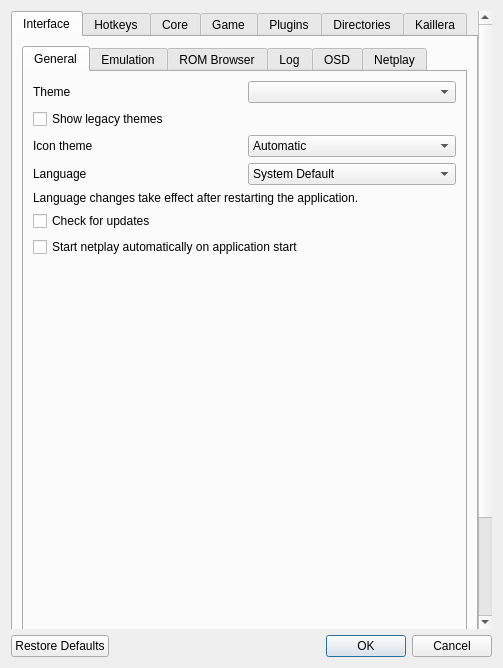
Qt form Source/RMG/UserInterface/Dialog/SettingsDialog.ui (crossn/CMG-K) before a commit.
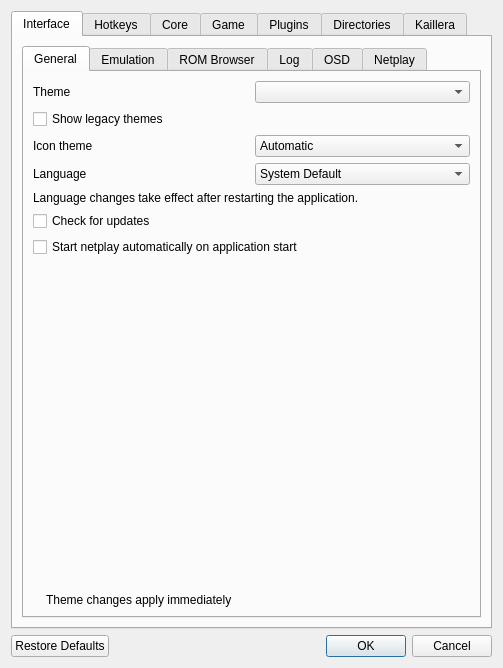
The same form after that commit. Icons and pictures are not drawn. Custom widgets are drawn as their Qt base class.

Diff of the .ui file:
```diff
--- a/Source/RMG/UserInterface/Dialog/SettingsDialog.ui
+++ b/Source/RMG/UserInterface/Dialog/SettingsDialog.ui
@@ -201,7 +201,7 @@
                  <property name="sizeHint" stdset="0">
                   <size>
                    <width>20</width>
-                   <height>449</height>
+                   <height>0</height>
                   </size>
                  </property>
                 </spacer>
```
Left out of the diff: 34 changed lines with no effect on the pictures.
